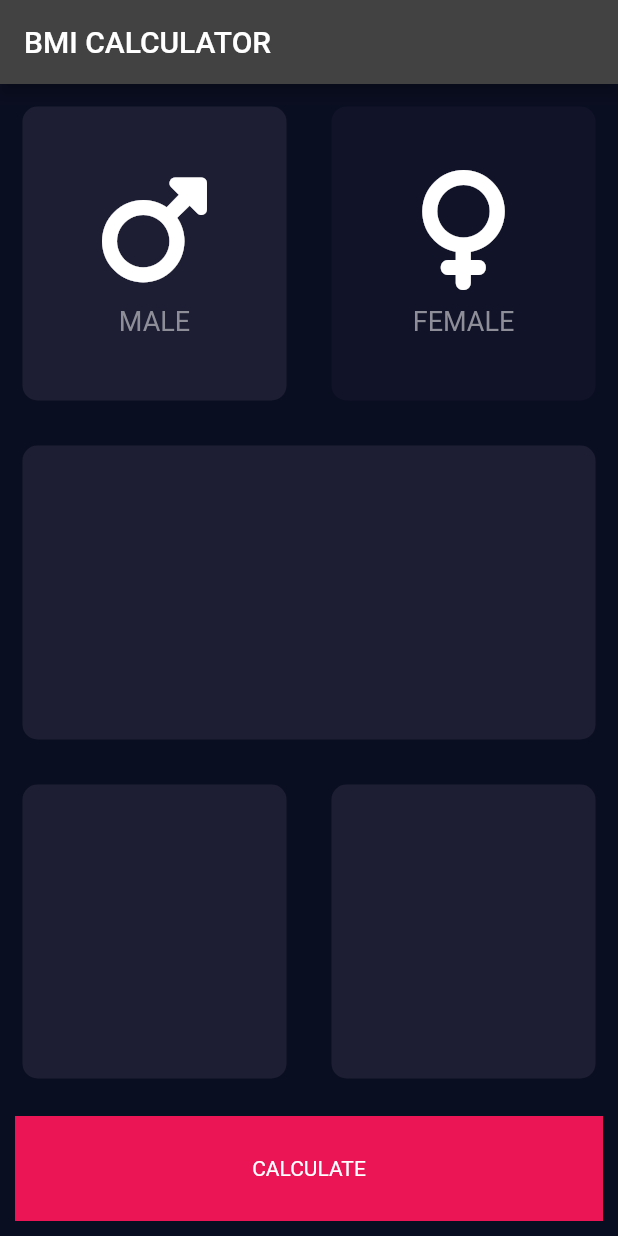
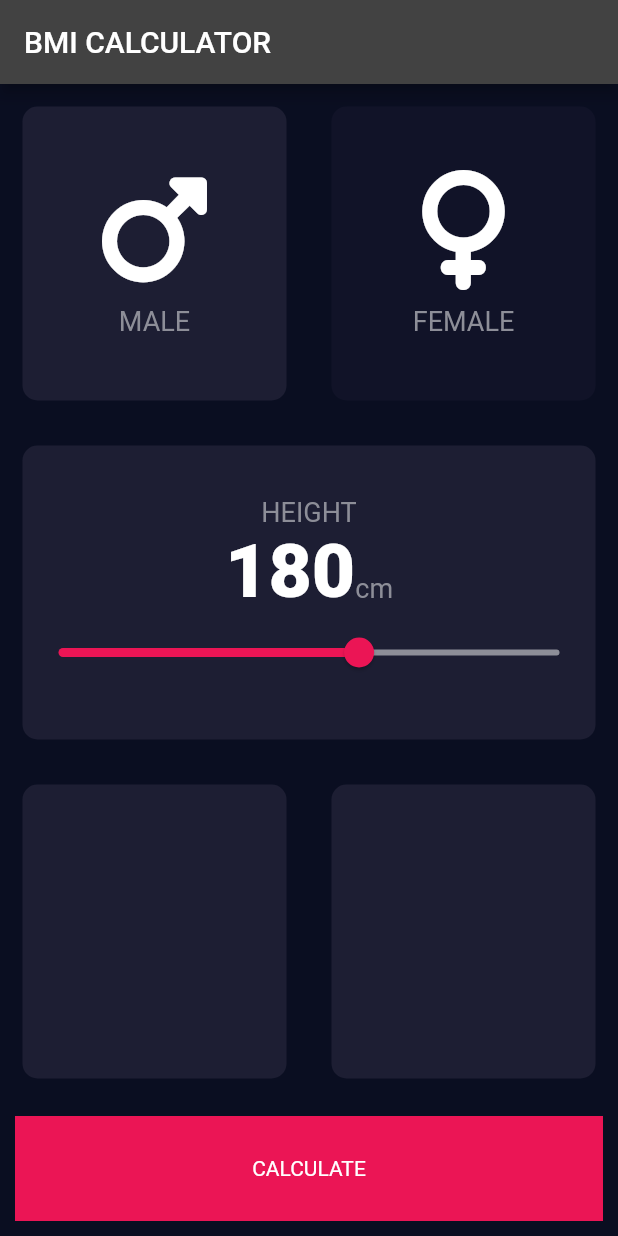
Before and after one commit to Chris-Eminence/BMI-Calculator, a Flutter app: the screen it shows after launch, after a tap on "MALE", on a phone screen of 412 x 824 dp. Run offline on Flutter 3.47's test engine with Material 2 defaults, Android fonts, the phone set to English and light mode, and no system bars; our stand-ins replace font_awesome_flutter; missing offline and left inert: dart:html.

Commit message:
Slider bar added on the second card

```diff
--- /dev/null
+++ b/lib/constants.dart
@@ -0,0 +1,13 @@
+import 'package:flutter/material.dart';
+
+const kBottomContainerHeight = 70.0;
+const kActiveCardColor = Color(0xFF1D1E33);
+const kBottomContainerColor = Color(0xFFEB1555);
+const kInActiveCardColor = Color(0xFF111328);
+
+const kLabelTextStyle = TextStyle(
+  fontSize: 18.0,
+  color: Color(0xFF8D8E98),
+);
+
+const kNumberTextStyle = TextStyle(fontSize: 50.0, fontWeight: FontWeight.w900);
--- a/lib/icon_content.dart
+++ b/lib/icon_content.dart
@@ -1,6 +1,5 @@
 import 'package:flutter/material.dart';
-
-const labelTextStyle = TextStyle(fontSize: 18.0, color: Color(0xFF8D8E98));
+import 'constants.dart';
 
 class IconContent extends StatelessWidget {
   IconContent({required this.icon, required this.label});
@@ -22,7 +21,7 @@ class IconContent extends StatelessWidget {
         ),
         Text(
           label,
-          style: labelTextStyle,
+          style: kLabelTextStyle,
         )
       ],
     );
--- a/lib/input_page.dart
+++ b/lib/input_page.dart
@@ -1,16 +1,13 @@
-import 'dart:ffi';
+import 'dart:html';
+
 import 'icon_content.dart';
 import 'reuseable_card.dart';
 import 'package:flutter/cupertino.dart';
 import 'package:flutter/material.dart';
+import 'constants.dart';
 import 'package:font_awesome_flutter/font_awesome_flutter.dart';
 
-const bottomContainerHeight = 70.0;
-const activeCardColor = Color(0xFF1D1E33);
-const bottomContainerColor = Color(0xFFEB1555);
-const inActiveCardColor = Color(0xFF111328);
-
-enum Gender { male, female }
+enum Gender { male, female, noneSelected }
 
 class InputPage extends StatefulWidget {
   @override
@@ -18,30 +15,8 @@ class InputPage extends StatefulWidget {
 }
 
 class _InputPageState extends State<InputPage> {
-  Color maleCardColor = inActiveCardColor;
-  Color femaleCardColor = inActiveCardColor;
-
-  //1 = male, 2 = female
-  void updateCardColor(Gender selectedGender) {
-    //male card pressed
-    if (selectedGender == Gender.male) {
-      if (maleCardColor == inActiveCardColor) {
-        maleCardColor = activeCardColor;
-        femaleCardColor = inActiveCardColor;
-      } else {
-        maleCardColor = inActiveCardColor;
-      }
-    }
-    if (selectedGender == Gender.female) {
-      if (femaleCardColor == inActiveCardColor) {
-        femaleCardColor = activeCardColor;
-        maleCardColor = inActiveCardColor;
-      } else {
-        femaleCardColor = inActiveCardColor;
-      }
-    }
-  }
-
+  int height = 180;
+  Gender selectedGender = Gender.noneSelected;
   @override
   Widget build(BuildContext context) {
     return Scaffold(
@@ -49,6 +24,7 @@ class _InputPageState extends State<InputPage> {
         title: const Text('BMI CALCULATOR'),
       ),
       body: Column(
+        crossAxisAlignment: CrossAxisAlignment.stretch,
         children: <Widget>[
           Expanded(
             child: Row(
@@ -57,11 +33,13 @@ class _InputPageState extends State<InputPage> {
                   child: GestureDetector(
                     onTap: () {
                       setState(() {
-                        updateCardColor(Gender.male);
+                        selectedGender = Gender.male;
                       });
                     },
                     child: ReuseAbleCard(
-                      colour: maleCardColor,
+                      colour: selectedGender == Gender.male
+                          ? kActiveCardColor
+                          : kInActiveCardColor,
                       cardChild: IconContent(
                           icon: FontAwesomeIcons.mars, label: 'MALE'),
                     ),
@@ -71,11 +49,13 @@ class _InputPageState extends State<InputPage> {
                   child: GestureDetector(
                     onTap: () {
                       setState(() {
-                        updateCardColor(Gender.female);
+                        selectedGender = Gender.female;
                       });
                     },
                     child: ReuseAbleCard(
-                      colour: femaleCardColor,
+                      colour: selectedGender == Gender.female
+                          ? kActiveCardColor
+                          : kInActiveCardColor,
                       cardChild: IconContent(
                           icon: FontAwesomeIcons.venus, label: 'FEMALE'),
                     ),
@@ -85,11 +65,43 @@ class _InputPageState extends State<InputPage> {
             ),
           ),
           Expanded(
-            child: Container(
-              margin: const EdgeInsets.all(15.0),
-              decoration: BoxDecoration(
-                color: activeCardColor,
-                borderRadius: BorderRadius.circular(10.0),
+            child: ReuseAbleCard(
+              colour: kActiveCardColor,
+              cardChild: Column(
+                mainAxisAlignment: MainAxisAlignment.center,
+                children: [
+                  const Text(
+                    'HEIGHT',
+                    style: kLabelTextStyle,
+                  ),
+                  Row(
+                    mainAxisAlignment: MainAxisAlignment.center,
+                    crossAxisAlignment: CrossAxisAlignment.baseline,
+                    textBaseline: TextBaseline.alphabetic,
+                    children: [
+                      Text(
+                        height.toString(),
+                        style: kNumberTextStyle,
+                      ),
+                      const Text(
+                        'cm',
+                        style: kLabelTextStyle,
+                      )
+                    ],
+                  ),
+                  Slider(
+                    value: height.toDouble(),
+                    min: 120.0,
+                    max: 220.0,
+                    activeColor: Color(0xFFEB1555),
+                    inactiveColor: Color(0xFF8D8E98),
+                    onChanged: (double newValue){
+                      setState(() {
+                        height = newValue.round();
+                      });
+                    },
+                  )
+                ],
               ),
             ),
           ),
@@ -100,7 +112,7 @@ class _InputPageState extends State<InputPage> {
                   child: Container(
                     margin: const EdgeInsets.all(15.0),
                     decoration: BoxDecoration(
-                      color: activeCardColor,
+                      color: kActiveCardColor,
                       borderRadius: BorderRadius.circular(10.0),
                     ),
                   ),
@@ -109,7 +121,7 @@ class _InputPageState extends State<InputPage> {
                   child: Container(
                     margin: const EdgeInsets.all(15.0),
                     decoration: BoxDecoration(
-                      color: activeCardColor,
+                      color: kActiveCardColor,
                       borderRadius: BorderRadius.circular(10.0),
                     ),
                   ),
@@ -118,10 +130,10 @@ class _InputPageState extends State<InputPage> {
             ),
           ),
           Container(
-            color: bottomContainerColor,
+            color: kBottomContainerColor,
             margin: const EdgeInsets.all(10.0),
             width: double.infinity,
-            height: bottomContainerHeight,
+            height: kBottomContainerHeight,
             child: const Center(child: Text('CALCULATE')),
           ),
         ],
@@ -129,5 +141,3 @@ class _InputPageState extends State<InputPage> {
     );
   }
 }
-
-//ic
--- a/lib/reuseable_card.dart
+++ b/lib/reuseable_card.dart
@@ -8,13 +8,15 @@ class ReuseAbleCard extends StatelessWidget {
 
   @override
   Widget build(BuildContext context) {
-    return Container(
-      margin: const EdgeInsets.all(15.0),
-      decoration: BoxDecoration(
-        color: colour,
-        borderRadius: BorderRadius.circular(10.0),
+    return GestureDetector(
+      child: Container(
+        margin: const EdgeInsets.all(15.0),
+        decoration: BoxDecoration(
+          color: colour,
+          borderRadius: BorderRadius.circular(10.0),
+        ),
+        child: cardChild,
       ),
-      child: cardChild,
     );
   }
 }
```
Also changed, not shown: 1 other file.
